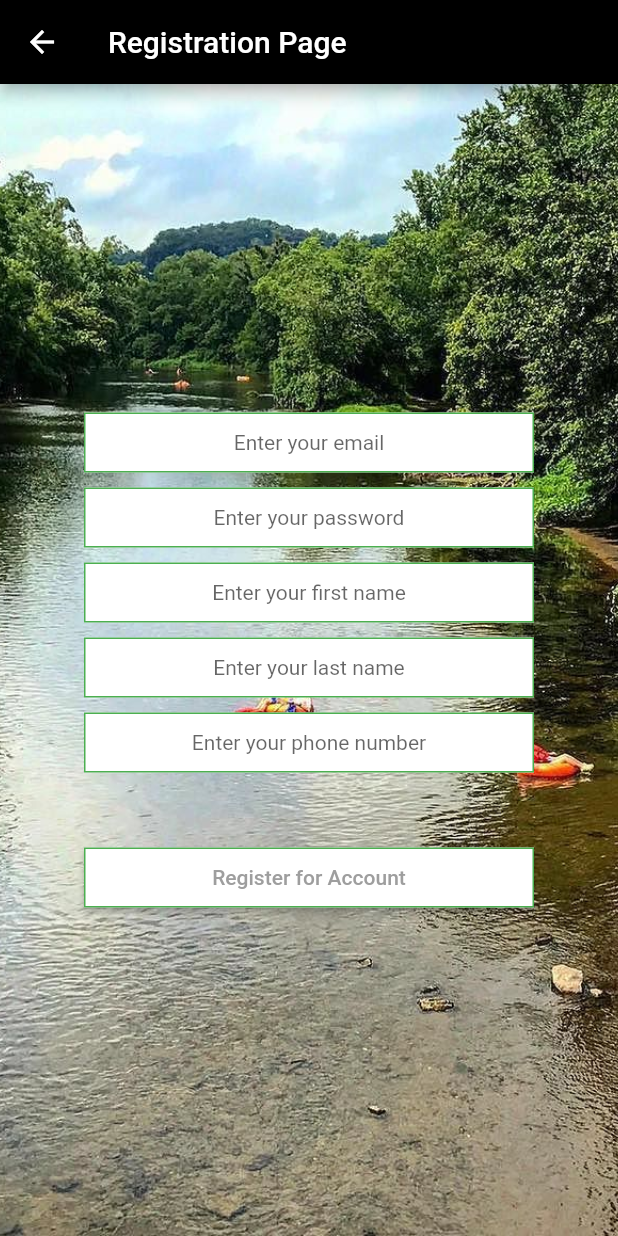
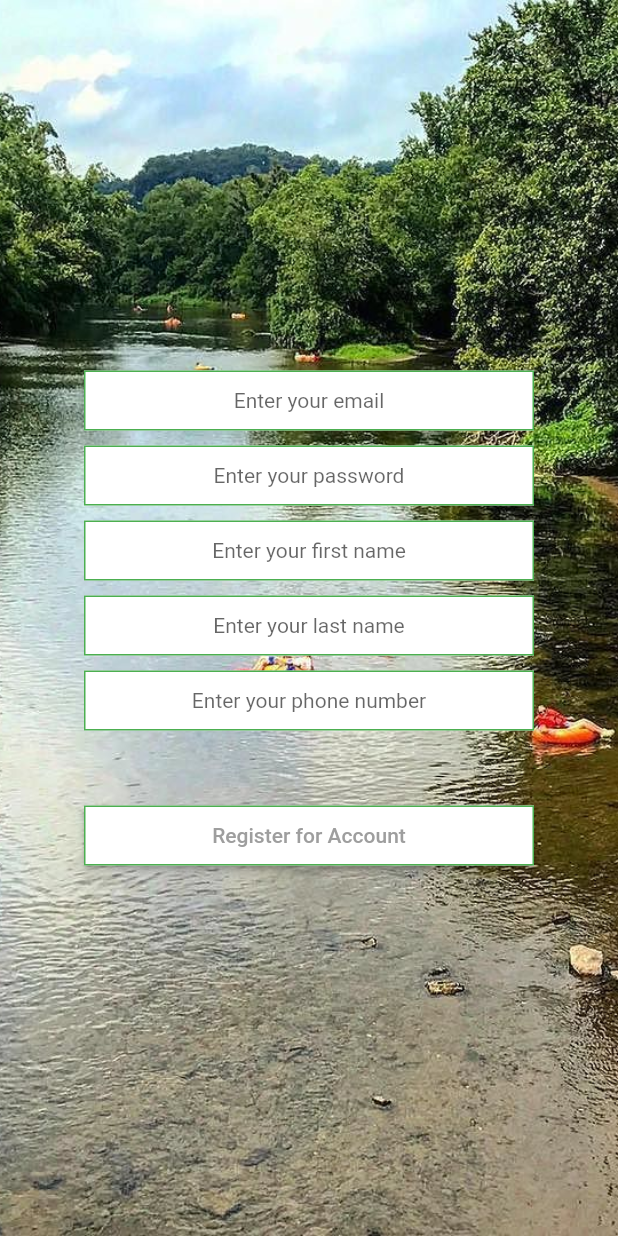
Before and after one commit to David-B-Comer/Access-Brandywine, a Flutter app: the screen it shows after launch, after a tap on "Register for Account", on a phone screen of 412 x 824 dp. Run offline on Flutter 3.47's test engine with Material 2 defaults, Android fonts, the phone set to English and light mode, and no system bars; our stand-ins replace cloud_firestore, firebase_auth, flutter_signin_button, google_sign_in; missing offline and left inert: flutter_facebook_login; accounts and stored records are empty.

Commit message:
save working model before modification

```diff
--- a/lib/loginPage.dart
+++ b/lib/loginPage.dart
@@ -42,7 +42,7 @@ class _LoginPageState extends State<LoginPage> {
                 textAlign: TextAlign.center,
                 style: TextStyle(fontSize: 18),
                 onChanged: (value) {
-                  email = value;
+                  email = value.trim();
                 },
                 decoration:
                     kTextFieldDecoration.copyWith(hintText: 'Enter your email'),
--- a/lib/main.dart
+++ b/lib/main.dart
@@ -84,7 +84,7 @@ class _MyHomePageState extends State<MyHomePage> {
                 color: Colors.white,
                 child: Text(
                   'Login to Account',
-                  style: TextStyle(color: Colors.grey, fontSize: 25),
+                  style: TextStyle(color: Colors.grey, fontSize: 20),
                 ),
                 onPressed: () => Navigator.of(context).pushNamed(LoginPage.id),
               ),
@@ -108,7 +108,7 @@ class _MyHomePageState extends State<MyHomePage> {
                 color: Colors.white,
                 child: Text(
                   'Register for Account',
-                  style: TextStyle(color: Colors.grey, fontSize: 25),
+                  style: TextStyle(color: Colors.grey, fontSize: 20),
                 ),
                 onPressed: () =>
                     Navigator.of(context).pushNamed(RegistrationPage.id),
--- a/lib/register.dart
+++ b/lib/register.dart
@@ -6,8 +6,6 @@ import 'package:flutter/services.dart';
 //import 'package:modal_progress_hud/modal_progress_hud.dart';
 import 'constants.dart';
 import 'passport.dart';
-
-
 
 // ignore: must_be_immutable
 
@@ -32,6 +30,7 @@ class _RegistrationPageState extends State<RegistrationPage> {
   String lastName;
   String phoneNumber;
   String photo;
+  String status;
 
   @override
   void initState() {
@@ -51,18 +50,19 @@ class _RegistrationPageState extends State<RegistrationPage> {
     }
   }
 
+
   @override
   Widget build(BuildContext context) {
     SystemChrome.setPreferredOrientations([
       DeviceOrientation.portraitUp,
     ]);
     return Scaffold(
-      appBar: AppBar(
-        backgroundColor: Colors.black,
-        title: Text(
-          widget.title,
-        ),
-      ),
+//      appBar: AppBar(
+//        backgroundColor: Colors.black,
+//        title: Text(
+//          widget.title,
+//        ),
+//      ),
       body: Container(
         alignment: Alignment.topCenter,
         decoration: BoxDecoration(
@@ -81,7 +81,8 @@ class _RegistrationPageState extends State<RegistrationPage> {
                 keyboardType: TextInputType.emailAddress,
                 textAlign: TextAlign.center,
                 onChanged: (value) {
-                  email = value;
+                  email = value.trim();
+                  print(email);
                 },
                 decoration:
                     kTextFieldDecoration.copyWith(hintText: 'Enter your email'),
@@ -128,7 +129,7 @@ class _RegistrationPageState extends State<RegistrationPage> {
               height: 40,
               child: TextField(
                 style: TextStyle(fontSize: 14),
-                obscureText: true,
+                //obscureText: true,
                 textAlign: TextAlign.center,
                 onChanged: (value) {
                   lastName = value;
@@ -145,7 +146,7 @@ class _RegistrationPageState extends State<RegistrationPage> {
               height: 40,
               child: TextField(
                 keyboardType: TextInputType.number,
-                obscureText: true,
+                //obscureText: true,
                 style: TextStyle(color: Colors.black, fontSize: 14),
                 textAlign: TextAlign.center,
                 onChanged: (value) {
@@ -178,6 +179,7 @@ class _RegistrationPageState extends State<RegistrationPage> {
                     'firstName': firstName,
                     'lastName': lastName,
                     'phoneNumber': phoneNumber,
+                    status: 'pending',
                   });
                   try {
                     final newUser = await _auth.createUserWithEmailAndPassword(
```
Also changed, not shown: lib/passport.dart (+12 -1 lines).
